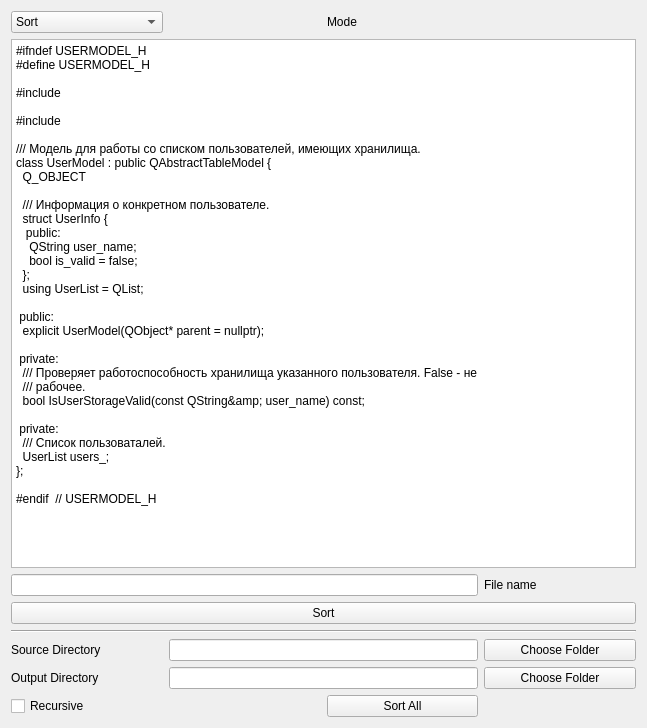
Above: mainwindow.ui from VoreWind/ClassMethodSorter before the change. Below: the same form after it.
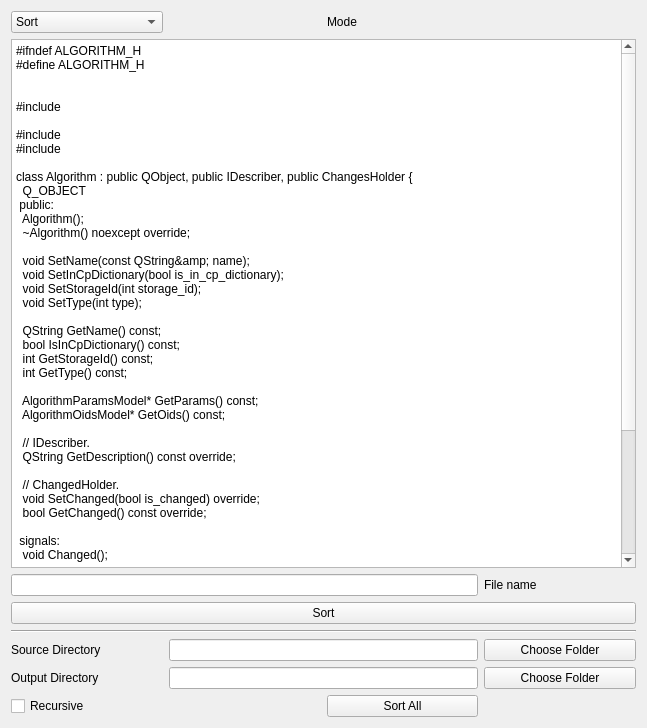
That is the form after the change.

```diff
--- a/mainwindow.ui
+++ b/mainwindow.ui
@@ -88,39 +88,54 @@
     <item row="1" column="0" colspan="4">
      <widget class="QPlainTextEdit" name="segment_text_edit">
       <property name="plainText">
-       <string>#ifndef USERMODEL_H
-#define USERMODEL_H
+       <string>#ifndef ALGORITHM_H
+#define ALGORITHM_H
 
-#include &lt;QAbstractTableModel&gt;
 
-#include &lt;QList&gt;
+#include &lt;QObject&gt;
 
-/// Модель для работы со списком пользователей, имеющих хранилища.
-class UserModel : public QAbstractTableModel {
+#include &lt;model.h&gt;
+#include &lt;paramsmodel.h&gt;
+
+class Algorithm : public QObject, public IDescriber, public ChangesHolder {
   Q_OBJECT
-
-  /// Информация о конкретном пользователе.
-  struct UserInfo {
-   public:
-    QString user_name;
-    bool is_valid = false;
-  };
-  using UserList = QList&lt;UserInfo&gt;;
-
  public:
-  explicit UserModel(QObject* parent = nullptr);
+  Algorithm();
+  ~Algorithm() noexcept override;
 
- private:
-  /// Проверяет работоспособность хранилища указанного пользователя. False - не
-  /// рабочее.
-  bool IsUserStorageValid(const QString&amp; user_name) const;
+  void SetName(const QString&amp; name);
+  void SetInCpDictionary(bool is_in_cp_dictionary);
+  void SetStorageId(int storage_id);
+  void SetType(int type);
 
+  QString GetName() const;
+  bool IsInCpDictionary() const;
+  int GetStorageId() const;
+  int GetType() const;
+
+  AlgorithmParamsModel* GetParams() const;
+  AlgorithmOidsModel* GetOids() const;
+
+  // IDescriber.
+  QString GetDescription() const override;
+
+  // ChangedHolder.
+  void SetChanged(bool is_changed) override;
+  bool GetChanged() const override;
+
+ signals:
+  void Changed();
+
  private:
-  /// Список пользоваталей.
-  UserList users_;
+  QString name_;                      /// Описание.
+  bool is_in_cp_dictionary_ = false;  /// Есть ли алгоритм в КП?
+  int algorithm_type_ = -1;           /// Тип алгоритма.
+  int storage_id_ = -1;               /// ID в хранилище.
+  AlgorithmOidsModel oids_;           /// OID'ы.
+  AlgorithmParamsModel params_;       /// Параметры.
 };
 
-#endif  // USERMODEL_H
+#endif  // ALGORITHM_H
 </string>
       </property>
      </widget>
```
